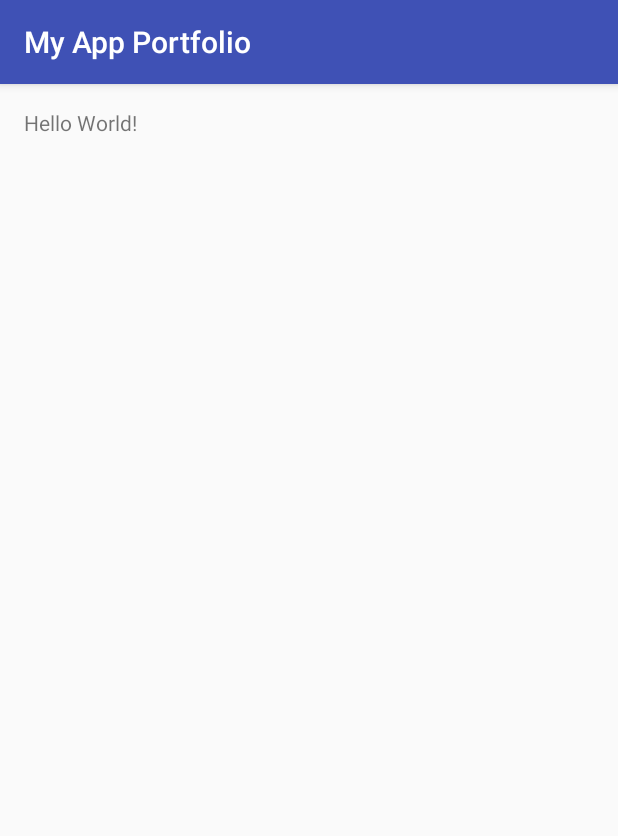
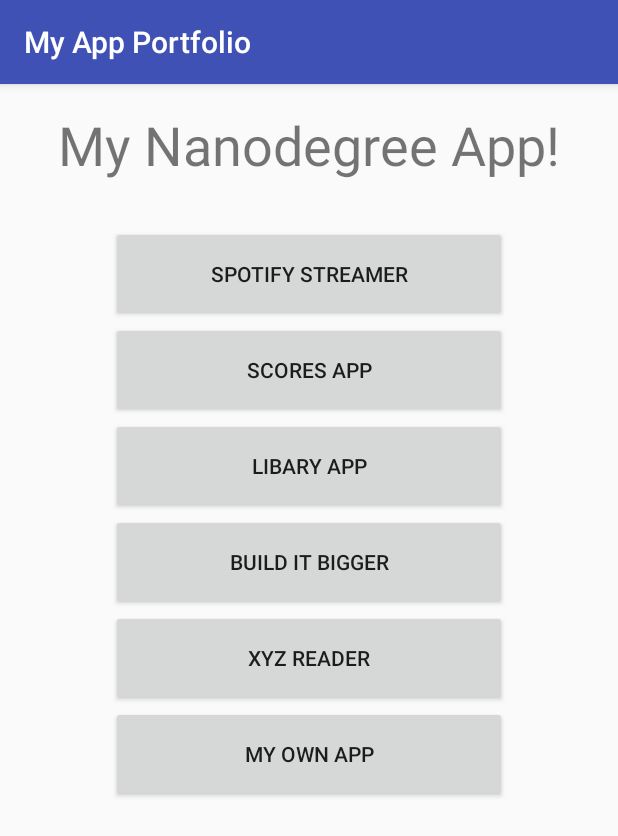
Before and after one commit to pengkunRu/My-App-Portfolio, an Android app: the screen it shows after launch (MainActivity), on a phone screen of 412 x 824 dp. Shown: the top 836 px of the screen. Run offline under Robolectric (Android 15) with nearby library versions, the phone set to English and light mode, and no system bars.

Commit message:
1.02 customize your layout

```diff
--- a/app/src/main/res/layout/activity_main.xml
+++ b/app/src/main/res/layout/activity_main.xml
@@ -1,5 +1,5 @@
 <?xml version="1.0" encoding="utf-8"?>
-<RelativeLayout xmlns:android="http://schemas.android.com/apk/res/android"
+<LinearLayout xmlns:android="http://schemas.android.com/apk/res/android"
     xmlns:tools="http://schemas.android.com/tools"
     android:id="@+id/activity_main"
     android:layout_width="match_parent"
@@ -8,10 +8,57 @@
     android:paddingLeft="@dimen/activity_horizontal_margin"
     android:paddingRight="@dimen/activity_horizontal_margin"
     android:paddingTop="@dimen/activity_vertical_margin"
-    tools:context="com.example.android.myappportfolio.MainActivity">
+    tools:context="com.example.android.myappportfolio.MainActivity"
+    android:orientation="vertical">
 
     <TextView
+        android:text="@string/title"
+        android:textSize="54px"
         android:layout_width="wrap_content"
         android:layout_height="wrap_content"
-        android:text="Hello World!" />
-</RelativeLayout>
+        android:layout_gravity="center"/>
+
+    <Button
+        android:id="@+id/action_spotify_streamer"
+        android:layout_width="264dp"
+        android:layout_height="64dp"
+        android:text="@string/action_spotify_streamer"
+        android:layout_gravity="center"
+        android:layout_marginTop="30dp"/>
+
+    <Button
+        android:id="@+id/action_scores_app"
+        android:layout_width="264dp"
+        android:layout_height="64dp"
+        android:text="@string/action_scores_app"
+        android:layout_gravity="center"/>
+
+    <Button
+        android:id="@+id/action_libary_app"
+        android:layout_width="264dp"
+        android:layout_height="64dp"
+        android:text="@string/action_libary_app"
+        android:layout_gravity="center"/>
+
+    <Button
+        android:id="@+id/action_build_it_bigger"
+        android:layout_width="264dp"
+        android:layout_height="64dp"
+        android:text="@string/action_build_it_bigger"
+        android:layout_gravity="center"/>
+
+    <Button
+        android:id="@+id/action_xyz_reader"
+        android:layout_width="264dp"
+        android:layout_height="64dp"
+        android:text="@string/action_xyz_reader"
+        android:layout_gravity="center"/>
+
+    <Button
+        android:id="@+id/action_my_own_app"
+        android:layout_width="264dp"
+        android:layout_height="64dp"
+        android:text="@string/action_my_own_app"
+        android:layout_gravity="center"/>
+
+</LinearLayout>
--- a/app/src/main/res/values/strings.xml
+++ b/app/src/main/res/values/strings.xml
@@ -1,3 +1,11 @@
 <resources>
     <string name="app_name">My App Portfolio</string>
+
+    <string name="title">My Nanodegree App!</string>
+    <string name="action_spotify_streamer">SPOTIFY STREAMER</string>
+    <string name="action_scores_app">SCORES APP</string>
+    <string name="action_libary_app">LIBARY APP</string>
+    <string name="action_build_it_bigger">BUILD IT BIGGER</string>
+    <string name="action_xyz_reader">XYZ READER</string>
+    <string name="action_my_own_app">MY OWN APP</string>
 </resources>
```
